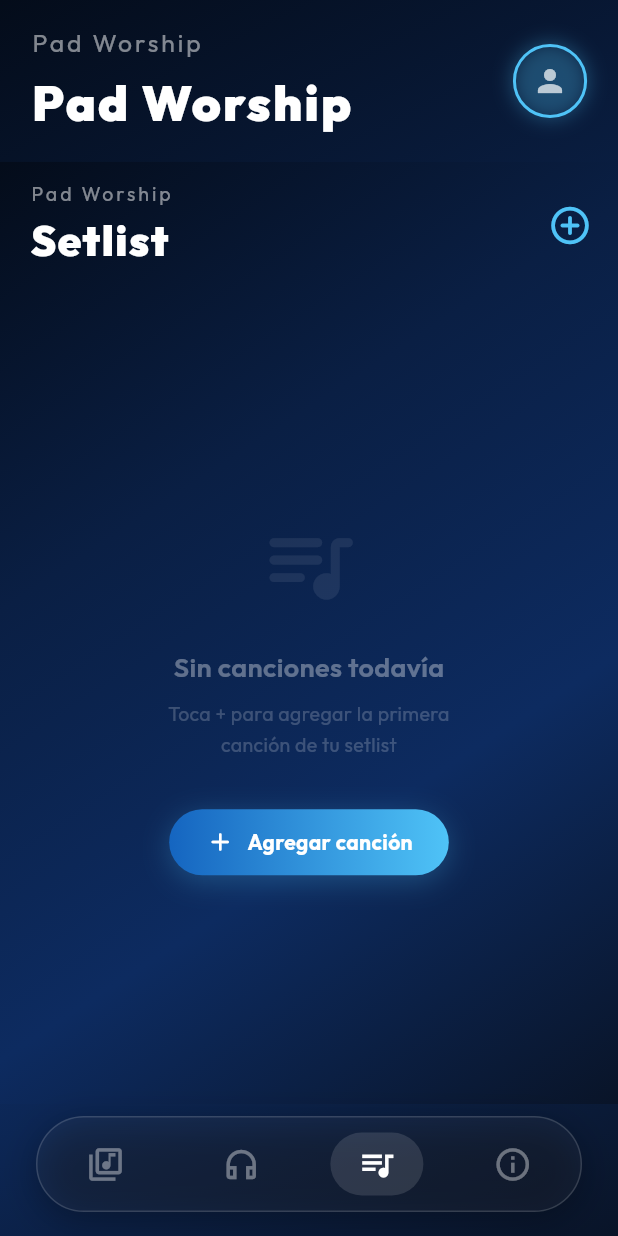
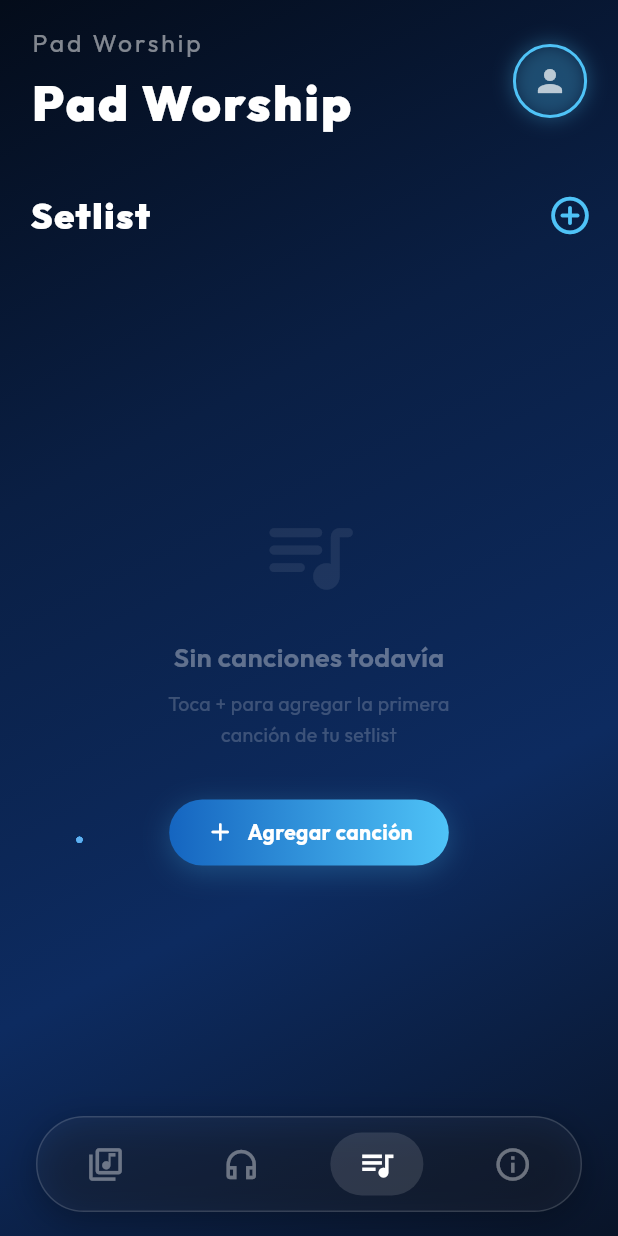
Before and after one commit to Joke0117/joke_app_whorshpi_movil, a Flutter app: the HomePage screen opened directly, item 3 of the bottom bar chosen, on a phone screen of 412 x 824 dp. Run offline on Flutter 3.47's test engine with Material 3 defaults, Android fonts, the phone set to English and light mode, and no system bars; our stand-ins replace audio_service, font_awesome_flutter, google_fonts, image_picker, just_audio, permission_handler and 3 more; missing offline and left inert: audio_session; accounts and stored records are empty; statements that could not run were skipped.

Commit message:
fix: revertir fondo transparente de letras y arreglar margen/contraste de setlist

```diff
--- a/lib/pages/setlist_page.dart
+++ b/lib/pages/setlist_page.dart
@@ -73,8 +73,6 @@
     widget.onActivatePad(song.key, song.isMinor);
     Navigator.of(context).push(
       PageRouteBuilder(
-        opaque: false, // Fondo transparente — se ve la app detrás
-        barrierColor: Colors.transparent,
         pageBuilder: (_, __, ___) => LyricsPage(song: song),
         transitionsBuilder: (_, anim, __, child) => SlideTransition(
           position: Tween<Offset>(
@@ -89,25 +87,7 @@
 
   @override
   Widget build(BuildContext context) {
-    return Stack(
-      children: [
-        // Mismo fondo degradado de la app
-        Container(
-          decoration: const BoxDecoration(
-            gradient: LinearGradient(
-              begin: Alignment.topLeft,
-              end: Alignment.bottomRight,
-              colors: [
-                Color(0xFF040C1A),
-                Color(0xFF0A1F44),
-                Color(0xFF0D2B60),
-                Color(0xFF091428),
-              ],
-            ),
-          ),
-        ),
-
-        Column(
+    return Column(
       children: [
         // Header
         Padding(
@@ -119,19 +99,9 @@
                 crossAxisAlignment: CrossAxisAlignment.start,
                 children: [
                   Text(
-                        'Pad Worship',
-                        style: TextStyle(
-                          fontSize: 13,
-                          fontWeight: FontWeight.w400,
-                          color: Colors.white.withOpacity(0.5),
-                          letterSpacing: 2,
-                        ),
-                      ),
-                      const SizedBox(height: 2),
-                      const Text(
                     'Setlist',
                     style: TextStyle(
-                          fontSize: 28,
+                      fontSize: 24,
                       fontWeight: FontWeight.w900,
                       color: Colors.white,
                       letterSpacing: 1,
@@ -180,8 +150,6 @@
                         );
                       },
                     ),
-            ),
-          ],
         ),
       ],
     );
```
Also changed, not shown: lib/pages/lyrics_page.dart (+8 -10 lines). Lines whose indentation alone changed are shown as unchanged.
